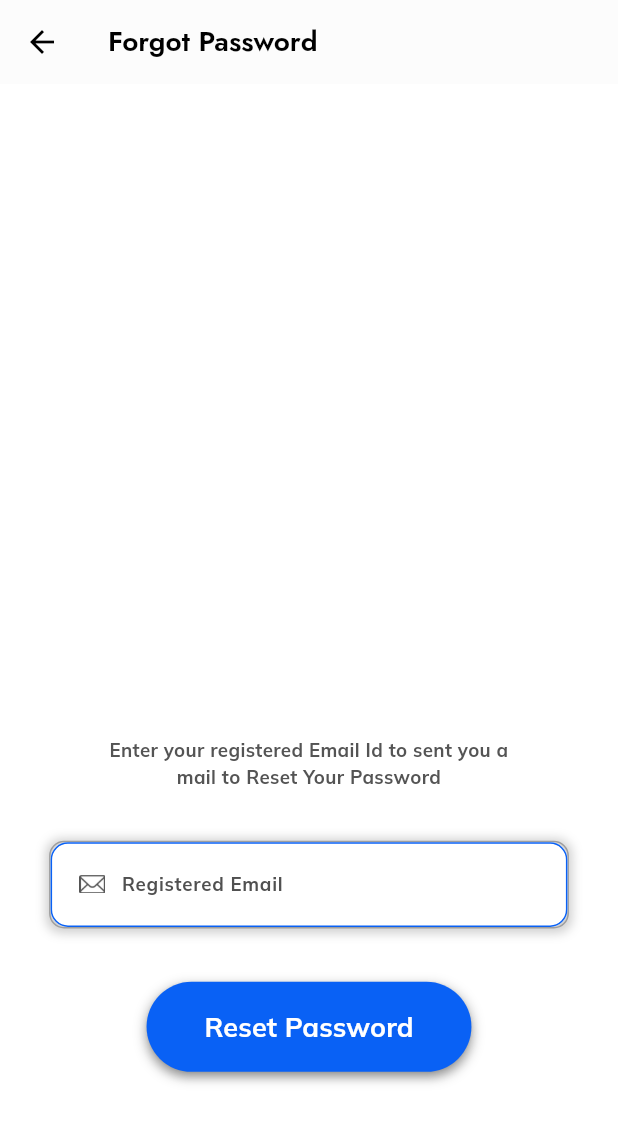
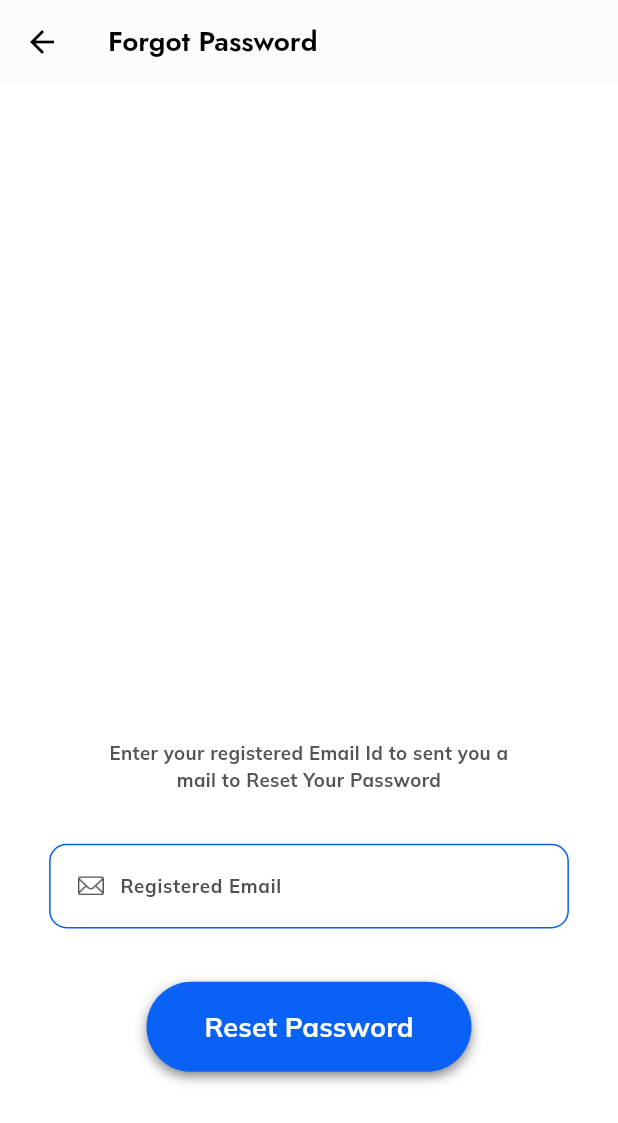
Before and after one commit to MiKeStudi0/EduMike, a Flutter app: the ForgotPasswordScreen screen opened by its route, on a phone screen of 412 x 824 dp. Shown: the top 1123 px of the screen. Run offline on Flutter 3.47's test engine with Material 3 defaults, Android fonts, the phone set to English and light mode, and no system bars; our stand-ins replace cached_network_image, cloud_firestore, contacts_service, curved_navigation_bar, device_info_plus, file_picker and 13 more; missing offline and left inert: country_pickers, email_otp, flutter_cached_pdfview, flutter_email_sender; accounts and stored records are empty; network calls fail; project files that could hold a hidden picture were left out.

Commit message:
forgot field bug

```diff
--- a/lib/screens/loginscreen/forgot_password_screen.dart
+++ b/lib/screens/loginscreen/forgot_password_screen.dart
@@ -51,21 +51,6 @@ class ForgotPasswordScreen extends StatelessWidget {
 
   Widget _buildEmailField() {
     return Container(
-      decoration: BoxDecoration(
-        border: Border.all(
-          color: Colors.grey, // Border color
-          width: 1.0, // Border width
-        ),
-        borderRadius: BorderRadius.circular(10.0), // Border radius
-        boxShadow: [
-          BoxShadow(
-            color: Colors.grey.withOpacity(0.5), // Shadow color
-            spreadRadius: 2, // Spread radius
-            blurRadius: 5, // Blur radius
-            offset: Offset(0, 1), // Offset of the shadow
-          ),
-        ],
-      ),
       child: CustomTextFormField(
         controller: emailController,
         focusNode: emailFocusNode,
```
